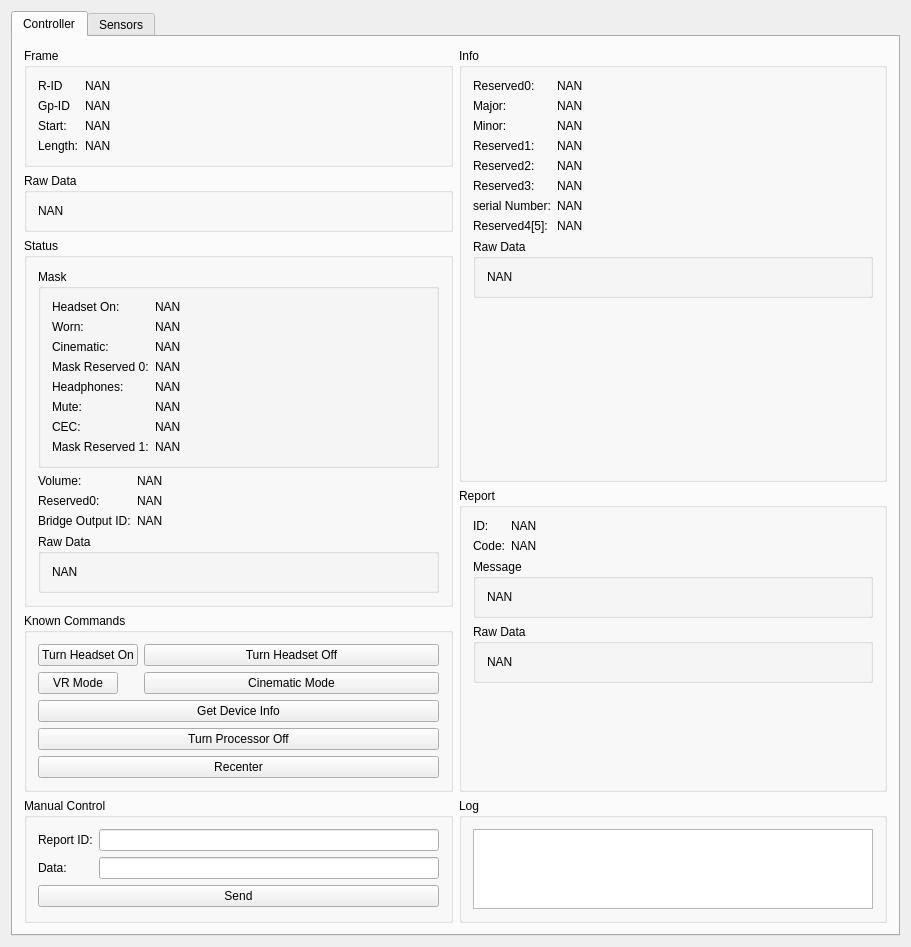
The window that Data Viewer/DataViewer.ui (tismatis/libpsvr) describes before a commit, drawn with Qt 5.
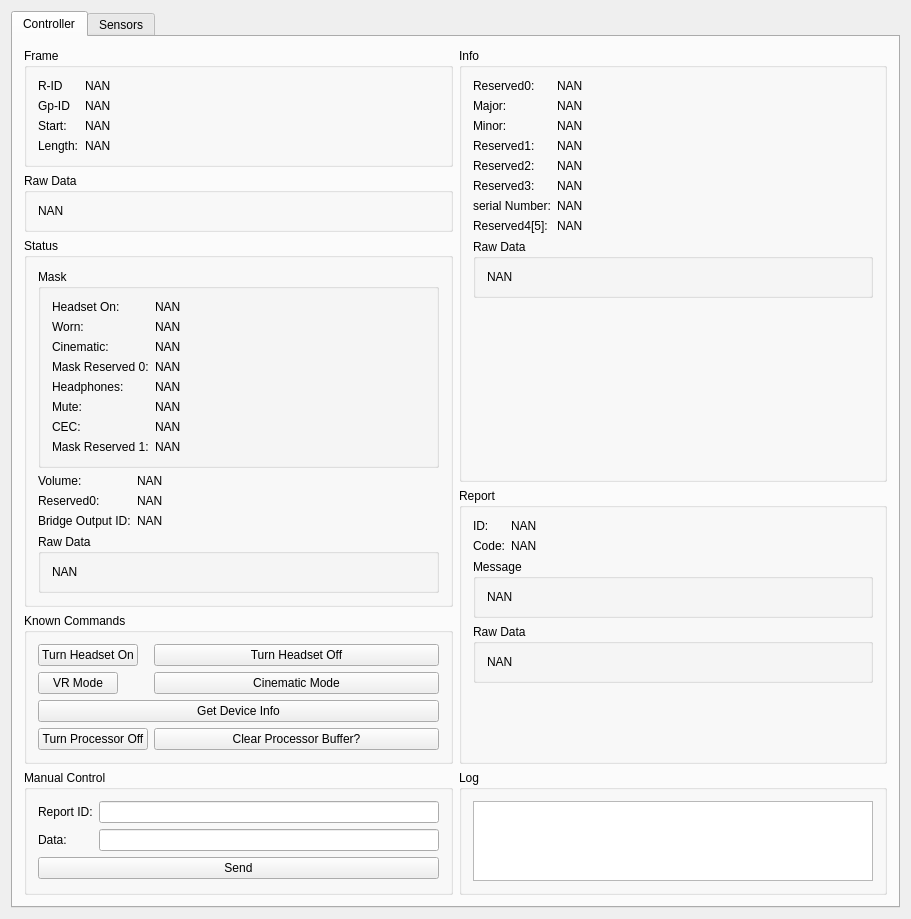
The same window after the commit.

```diff
--- a/Data Viewer/DataViewer.ui
+++ b/Data Viewer/DataViewer.ui
@@ -274,17 +274,17 @@
              </property>
             </widget>
            </item>
-           <item row="3" column="0" colspan="2">
+           <item row="3" column="0">
             <widget class="QPushButton" name="btn_processorOff">
              <property name="text">
               <string>Turn Processor Off</string>
              </property>
             </widget>
            </item>
-           <item row="4" column="0" colspan="2">
-            <widget class="QPushButton" name="btn_recenter">
+           <item row="3" column="1">
+            <widget class="QPushButton" name="btn_processorClear">
              <property name="text">
-              <string>Recenter</string>
+              <string>Clear Processor Buffer?</string>
              </property>
             </widget>
            </item>
```
